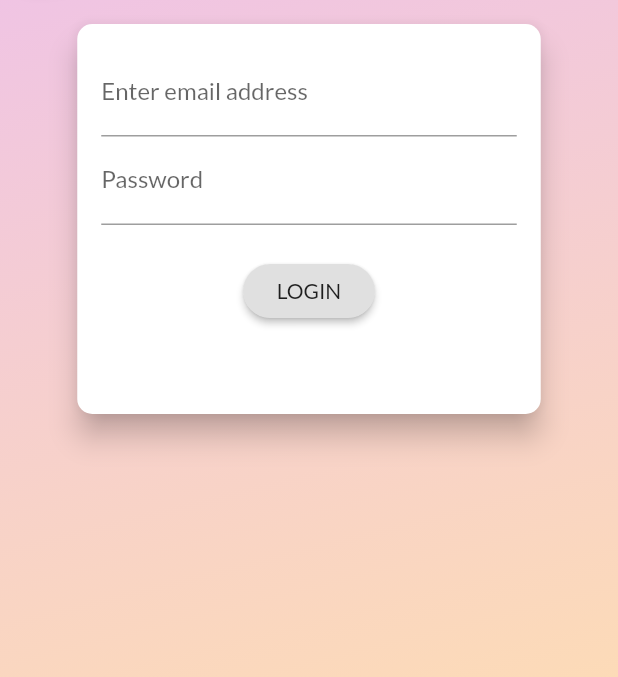
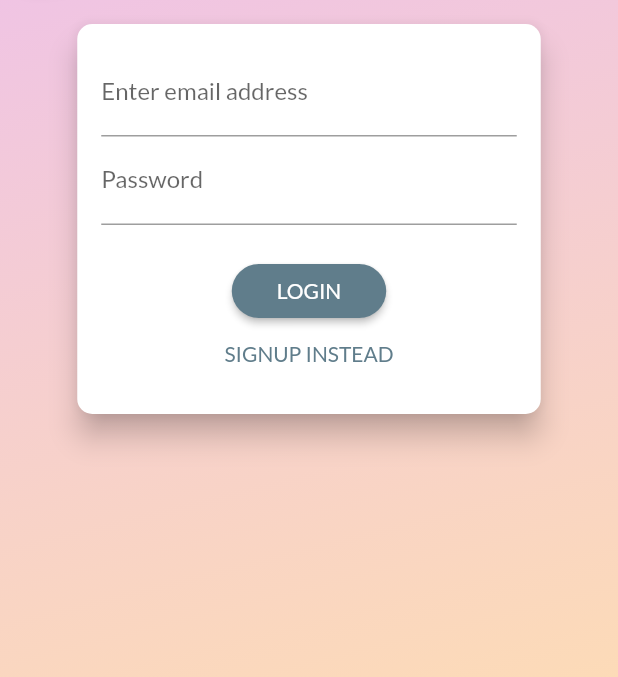
Before and after one commit to crew-guy/shop_app, a Flutter app: the AuthScreen screen opened directly, on a phone screen of 412 x 824 dp, the part 477-1154 px from its top. Run offline on Flutter 3.47's test engine with Material 2 defaults, Android fonts, the phone set to English and light mode, and no system bars; network calls fail.

Commit message:
switch button auth

```diff
--- a/lib/screens/auth_screen.dart
+++ b/lib/screens/auth_screen.dart
@@ -183,12 +183,23 @@ class _AuthCardState extends State<AuthCard> {
                   CircularProgressIndicator()
                 else
                   RaisedButton(
-                      child: Text(
-                          _authMode == AuthMode.Login ? 'LOGIN' : 'SIGN UP'),
-                      onPressed: _submit,
-                      shape: RoundedRectangleBorder(
-                        borderRadius: BorderRadius.circular(30),
-                      ))
+                    child:
+                        Text(_authMode == AuthMode.Login ? 'LOGIN' : 'SIGN UP'),
+                    onPressed: _submit,
+                    shape: RoundedRectangleBorder(
+                      borderRadius: BorderRadius.circular(30),
+                    ),
+                    padding:
+                        EdgeInsets.symmetric(horizontal: 30.0, vertical: 4.0),
+                    color: Theme.of(context).primaryColor,
+                    textColor: Theme.of(context).primaryTextTheme.button?.color,
+                  ),
+                FlatButton(
+                    child: Text(
+                        '${_authMode == AuthMode.Login ? 'SIGNUP' : 'LOGIN'} INSTEAD'),
+                    onPressed: _switchAuthMode,
+                    materialTapTargetSize: MaterialTapTargetSize.shrinkWrap,
+                    textColor: Theme.of(context).primaryColor)
               ],
             ),
           ),
```
